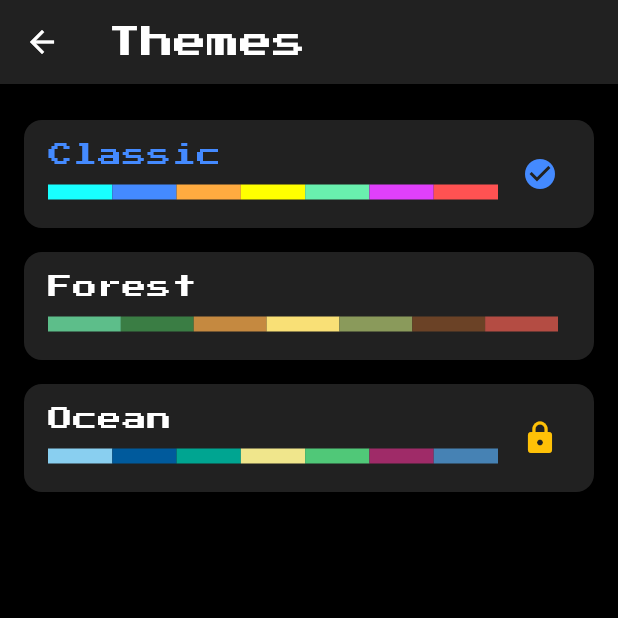
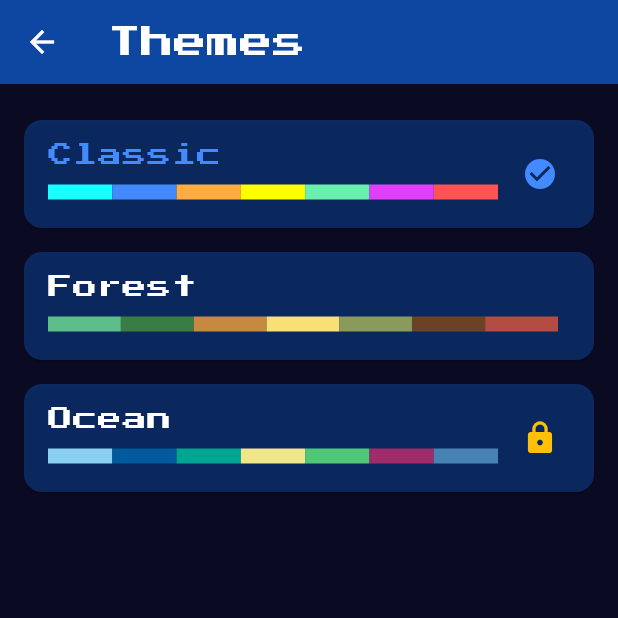
Before and after one commit to Flamstak/Tetris-game, a Flutter app: the ThemesScreen screen opened by its route, on a phone screen of 412 x 824 dp, the top half of it. Run offline on Flutter 3.47's test engine with Material 3 defaults, Android fonts, the phone set to English and light mode, and no system bars; our stand-ins replace shared_preferences, vibration; missing offline and left inert: flame, flame_audio; accounts and stored records are empty.

Commit message:
poprawa wizualna motywów

```diff
--- a/lib/themes.dart
+++ b/lib/themes.dart
@@ -6,21 +6,30 @@ class GameTheme {
   final String name; // Wyświetlana nazwa, np. 'Classic'
   final bool isPremium; // Dla przyszłych płatnych motywów
   final Map<String, Color> tetrominoColors;
+  final Color backgroundColor;
+  final Color primaryColor;
+  final Color accentColor;
 
   const GameTheme({
     required this.id,
     required this.name,
     this.isPremium = false,
     required this.tetrominoColors,
+    required this.backgroundColor,
+    required this.primaryColor,
+    required this.accentColor,
   });
 }
 
 /// Lista wszystkich dostępnych motywów w grze.
 final List<GameTheme> availableThemes = [
   // 1. Motyw klasyczny (domyślny)
-  const GameTheme(
+  GameTheme(
     id: 'classic',
     name: 'Classic',
+    backgroundColor: const Color(0xFF0A0A23), // Ciemny granat tła
+    primaryColor: Colors.blue.shade900, // Ciemnoniebieski dla UI
+    accentColor: Colors.blueAccent,
     tetrominoColors: {
       'I': Colors.cyanAccent,
       'J': Colors.blueAccent,
@@ -35,6 +44,9 @@ final List<GameTheme> availableThemes = [
   const GameTheme(
     id: 'forest',
     name: 'Forest',
+    backgroundColor: Color(0xFF1E2B22),
+    primaryColor: Color(0xFF3A7D44),
+    accentColor: Color(0xFFC58940),
     tetrominoColors: {
       'I': Color(0xFF5DBE8A), // Jasny zielony
       'J': Color(0xFF3A7D44), // Ciemny zielony
@@ -50,6 +62,9 @@ final List<GameTheme> availableThemes = [
     id: 'ocean',
     name: 'Ocean',
     isPremium: true,
+    backgroundColor: Color(0xFF001F3F),
+    primaryColor: Color(0xFF003366),
+    accentColor: Color(0xFF89CFF0),
     tetrominoColors: {
       'I': Color(0xFF89CFF0), 'J': Color(0xFF005A9C), 'L': Color(0xFF00A591),
       'O': Color(0xFFF0E68C), 'S': Color(0xFF50C878), 'T': Color(0xFF9F2B68),
--- a/lib/themes_screen.dart
+++ b/lib/themes_screen.dart
@@ -10,7 +10,8 @@ class ThemesScreen extends StatefulWidget {
 }
 
 class _ThemesScreenState extends State<ThemesScreen> {
-  late String _selectedThemeId;
+  late String _savedThemeId; // Zapisany motyw
+  late String _previewThemeId; // Aktualnie podglądany motyw
   bool _isLoading = true;
 
   @override
@@ -23,55 +24,79 @@ class _ThemesScreenState extends State<ThemesScreen> {
     final themeId = await SettingsManager.loadThemeSetting();
     if (mounted) {
       setState(() {
-        _selectedThemeId = themeId;
+        _savedThemeId = themeId;
+        _previewThemeId = themeId; // Na starcie podglądany = zapisany
         _isLoading = false;
       });
     }
   }
 
   void _selectTheme(String themeId) {
-    // Tutaj w przyszłości można dodać logikę sprawdzania, czy motyw jest odblokowany
     final theme = getThemeById(themeId);
     if (theme.isPremium) {
-      // Na razie tylko pokazujemy informację
       ScaffoldMessenger.of(context).showSnackBar(
         const SnackBar(
           content: Text('This is a premium theme! (Feature coming soon)'),
-          backgroundColor: Colors.blueAccent,
+          backgroundColor: Colors.amber,
         ),
       );
       return;
     }
 
     setState(() {
-      _selectedThemeId = themeId;
+      _previewThemeId = themeId; // Zmień tylko podglądany motyw
     });
-    SettingsManager.saveThemeSetting(themeId);
+  }
+
+  void _applyTheme() {
+    SettingsManager.saveThemeSetting(_previewThemeId);
+    setState(() {
+      _savedThemeId = _previewThemeId;
+    });
+    ScaffoldMessenger.of(context).showSnackBar(
+      SnackBar(
+        content: Text('${getThemeById(_previewThemeId).name} theme applied!'),
+        backgroundColor: getThemeById(_previewThemeId).accentColor,
+        duration: const Duration(seconds: 2),
+      ),
+    );
   }
 
   @override
   Widget build(BuildContext context) {
+    // Jeśli ekran się ładuje, pokaż domyślny wygląd
+    if (_isLoading) {
+      return Scaffold(
+        backgroundColor: Colors.black,
+        appBar: AppBar(backgroundColor: Colors.grey[900]),
+        body: const Center(child: CircularProgressIndicator()),
+      );
+    }
+
+    final previewTheme = getThemeById(_previewThemeId);
+
     return Scaffold(
-      backgroundColor: Colors.black,
+      backgroundColor: previewTheme.backgroundColor,
       appBar: AppBar(
         title: const Text(
           'Themes',
           style: TextStyle(fontFamily: 'PressStart2P', color: Colors.white),
         ),
-        backgroundColor: Colors.grey[900],
+        backgroundColor: previewTheme.primaryColor,
         iconTheme: const IconThemeData(color: Colors.white),
       ),
-      body: _isLoading
-          ? const Center(child: CircularProgressIndicator())
-          : ListView.builder(
+      body: Column(
+        children: [
+          Expanded(
+            child: ListView.builder(
               padding: const EdgeInsets.all(16.0),
               itemCount: availableThemes.length,
               itemBuilder: (context, index) {
                 final theme = availableThemes[index];
-                final isSelected = theme.id == _selectedThemeId;
+                final isPreviewing = theme.id == _previewThemeId;
 
                 return Card(
-                  color: Colors.grey[900],
+                  color: previewTheme.primaryColor.withOpacity(0.5),
                   margin: const EdgeInsets.symmetric(vertical: 8.0),
                   child: ListTile(
                     onTap: () => _selectTheme(theme.id),
@@ -79,19 +104,38 @@ class _ThemesScreenState extends State<ThemesScreen> {
                       theme.name,
                       style: TextStyle(
                         fontFamily: 'PressStart2P',
-                        color: isSelected ? Colors.blueAccent : Colors.white,
+                        color: isPreviewing ? previewTheme.accentColor : Colors.white,
                       ),
                     ),
                     subtitle: _ThemeColorPreview(colors: theme.tetrominoColors.values.toList()),
                     trailing: theme.isPremium
                         ? const Icon(Icons.lock, color: Colors.amber)
-                        : isSelected
-                            ? const Icon(Icons.check_circle, color: Colors.blueAccent)
+                        : isPreviewing
+                            ? Icon(Icons.check_circle, color: previewTheme.accentColor)
                             : null,
                   ),
                 );
               },
             ),
+          ),
+          // Przycisk "Zastosuj"
+          if (_previewThemeId != _savedThemeId)
+            Padding(
+              padding: const EdgeInsets.all(16.0),
+              child: ElevatedButton(
+                onPressed: _applyTheme,
+                style: ElevatedButton.styleFrom(
+                  backgroundColor: previewTheme.accentColor,
+                  padding: const EdgeInsets.symmetric(horizontal: 50, vertical: 20),
+                ),
+                child: const Text(
+                  'Apply',
+                  style: TextStyle(fontFamily: 'PressStart2P', fontSize: 16, color: Colors.black),
+                ),
+              ),
+            ),
+        ],
+      ),
     );
   }
 }
```
Also changed, not shown: lib/main_menu_screen.dart (+41 -13 lines), lib/tetris_game.dart (+52 -16 lines), lib/ui_helpers.dart (+4 -4 lines).
